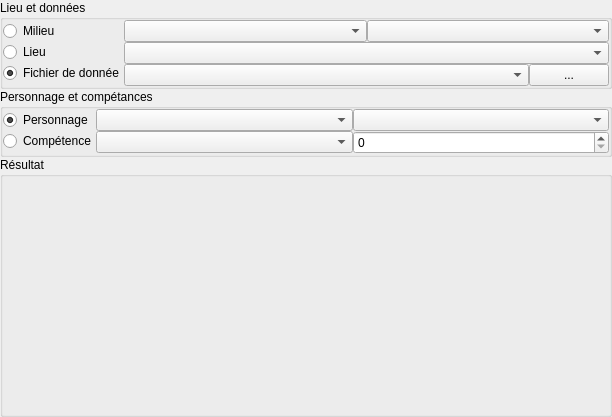
Old version of the form src/view/cueillette.ui in the repository GaelPICOT/voyage.
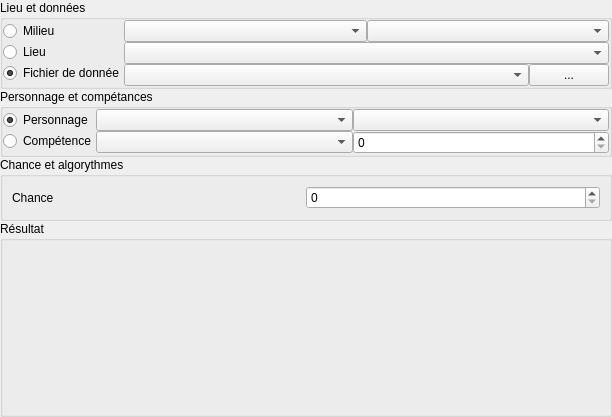
New version of the form.

Commit message: ajout cueillette ui

```diff
--- a/src/view/cueillette.ui
+++ b/src/view/cueillette.ui
@@ -356,6 +356,46 @@
      </layout>
     </widget>
    </item>
+   <item>
+    <widget class="QGroupBox" name="groupBox">
+     <property name="title">
+      <string>Chance et algorythmes</string>
+     </property>
+     <layout class="QVBoxLayout" name="verticalLayout_4">
+      <item>
+       <widget class="QWidget" name="widget_10" native="true">
+        <layout class="QHBoxLayout" name="horizontalLayout_8">
+         <property name="spacing">
+          <number>0</number>
+         </property>
+         <property name="leftMargin">
+          <number>0</number>
+         </property>
+         <property name="topMargin">
+          <number>0</number>
+         </property>
+         <property name="rightMargin">
+          <number>0</number>
+         </property>
+         <property name="bottomMargin">
+          <number>0</number>
+         </property>
+         <item>
+          <widget class="QLabel" name="label">
+           <property name="text">
+            <string>Chance</string>
+           </property>
+          </widget>
+         </item>
+         <item>
+          <widget class="QSpinBox" name="chanc_spin"/>
+         </item>
+        </layout>
+       </widget>
+      </item>
+     </layout>
+    </widget>
+   </item>
    <item>
     <widget class="QGroupBox" name="result_box">
      <property name="title">
@@ -370,7 +410,7 @@
         <property name="sizeHint" stdset="0">
          <size>
           <width>20</width>
-          <height>211</height>
+          <height>148</height>
          </size>
         </property>
        </spacer>
```
